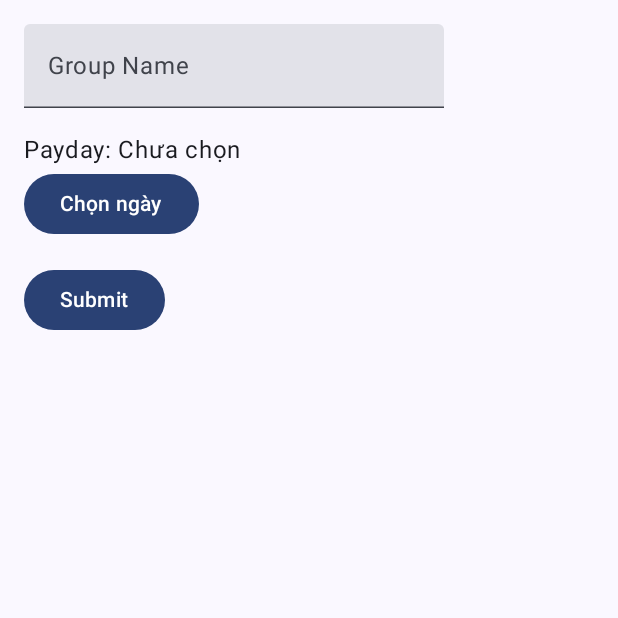
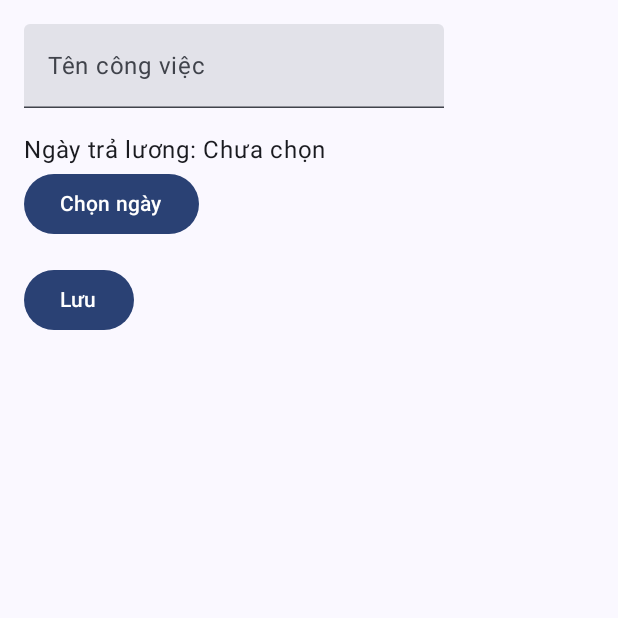
Before and after one commit to Doum4n/Timekeeping-jetpack-compose, an Android app built with Jetpack Compose: the GroupFormScreen screen opened through its navigation route, on a phone screen of 412 x 824 dp, the top half of it. Run offline under Robolectric (Android 15) with nearby library versions, the phone set to English and light mode, and no system bars; our stand-ins replace Dagger/Hilt's generated code, Firebase (no records; nobody signed in at launch, a user with empty details on screens opened directly).

Commit message:
Cập nhật toàn bộ thay đổi

```diff
--- a/app/build.gradle.kts
+++ b/app/build.gradle.kts
@@ -6,7 +6,7 @@ plugins {
     alias(libs.plugins.dagger.hilt)
 
     id("kotlin-kapt")
-    kotlin("kapt")
+
 }
 
 kapt {
@@ -53,6 +53,10 @@ hilt {
 }
 
 dependencies {
+
+    implementation(libs.androidx.material.icons.extended.v170)
+
+    implementation(libs.androidx.material.icons.extended)
 
     implementation(libs.androidx.core.ktx)
     implementation(libs.androidx.lifecycle.runtime.ktx)
--- a/app/src/main/AndroidManifest.xml
+++ b/app/src/main/AndroidManifest.xml
@@ -15,9 +15,9 @@
         android:allowBackup="true"
         android:dataExtractionRules="@xml/data_extraction_rules"
         android:fullBackupContent="@xml/backup_rules"
-        android:icon="@mipmap/ic_launcher"
+        android:icon="@mipmap/ic_launcher_self"
         android:label="@string/app_name"
-        android:roundIcon="@mipmap/ic_launcher_round"
+        android:roundIcon="@mipmap/ic_launcher_self_round"
         android:supportsRtl="true"
         android:theme="@style/Theme.Timekeeping"
         tools:targetApi="31"
--- a/app/src/main/java/com/example/timekeeping/MainScreen.kt
+++ b/app/src/main/java/com/example/timekeeping/MainScreen.kt
@@ -44,7 +44,7 @@ fun MainScreen() {
             // Hiển thị TopAppBar chỉ khi ở route "Home"
             if (currentRoute == Screen.Home.route) {
                 TopAppBar(
-                    title = { Text("App Title") },
+                    title = { Text("TimeKeeping") },
                     modifier = Modifier.fillMaxWidth()
                 )
             }
--- a/app/src/main/java/com/example/timekeeping/repositories/AuthRepo.kt
+++ b/app/src/main/java/com/example/timekeeping/repositories/AuthRepo.kt
@@ -7,6 +7,10 @@ import com.google.firebase.firestore.FirebaseFirestore
 import com.google.firebase.ktx.Firebase
 import kotlinx.coroutines.tasks.await
 import javax.inject.Inject
+import com.google.firebase.auth.FirebaseAuthInvalidCredentialsException
+import com.google.firebase.auth.FirebaseAuthUserCollisionException
+import com.google.firebase.auth.FirebaseAuthWeakPasswordException
+
 
 class AuthRepository @Inject constructor(
     private val auth: FirebaseAuth
--- a/app/src/main/java/com/example/timekeeping/ui/admin/employees/EmployeeInputForm.kt
+++ b/app/src/main/java/com/example/timekeeping/ui/admin/employees/EmployeeInputForm.kt
@@ -33,7 +33,7 @@ fun EmployeeInputForm(
     Scaffold(
         topBar = {
             TopAppBar(
-                title = { Text("Employee Form") },
+                title = { Text("Thêm nhân viên") },
                 navigationIcon = {
                     IconButton(onClick = onBackClick) {
                         Icon(Icons.AutoMirrored.Filled.ArrowBack, "Back")
@@ -79,7 +79,7 @@ fun EmployeeInputForm(
                         modifier = Modifier.fillMaxWidth()
                     ) {
                         Icon(Icons.Filled.Add, contentDescription = "Add Employee")
-                        Text("Add Employee")
+                        Text("Thêm nhân viên")
                     }
                 }
             }
--- a/app/src/main/java/com/example/timekeeping/ui/admin/groups/GroupFormScreen.kt
+++ b/app/src/main/java/com/example/timekeeping/ui/admin/groups/GroupFormScreen.kt
@@ -33,12 +33,12 @@ fun GroupFormScreen(
         TextField(
             value = nameState.value,
             onValueChange = { nameState.value = it },
-            label = { Text("Group Name") },
+            label = { Text("Tên công việc") },
             modifier = Modifier.padding(bottom = 16.dp)
         )
 
         // Hiển thị ngày đã chọn
-        Text("Payday: ${paydayState.value?.let { dateFormatter.format(it) } ?: "Chưa chọn"}")
+        Text("Ngày trả lương: ${paydayState.value?.let { dateFormatter.format(it) } ?: "Chưa chọn"}")
 
         Button(
             onClick = {
@@ -60,7 +60,7 @@ fun GroupFormScreen(
                 onSubmit(group)
             }
         ) {
-            Text("Submit")
+            Text("Lưu")
         }
     }
 }
--- a/app/src/main/java/com/example/timekeeping/ui/admin/groups/components/GroupDetailTopBar.kt
+++ b/app/src/main/java/com/example/timekeeping/ui/admin/groups/components/GroupDetailTopBar.kt
@@ -4,6 +4,7 @@ import androidx.compose.foundation.layout.Box
 import androidx.compose.foundation.layout.widthIn
 import androidx.compose.material.icons.Icons
 import androidx.compose.material.icons.automirrored.filled.ArrowBack
+import androidx.compose.material.icons.filled.CheckCircle
 import androidx.compose.material.icons.filled.ExitToApp
 import androidx.compose.material.icons.filled.MoreVert
 import androidx.compose.material.icons.filled.Settings
@@ -27,6 +28,7 @@ import androidx.compose.ui.tooling.preview.Preview
 import androidx.compose.ui.unit.dp
 import com.example.timekeeping.ui.admin.employees.components.SimpleDialogS
 
+
 @OptIn(ExperimentalMaterial3Api::class)
 @Composable
 fun GroupDetailTopBar(
@@ -38,7 +40,7 @@ fun GroupDetailTopBar(
     var showDialog = remember { mutableStateOf(false) }
 
     TopAppBar(
-        title = { Text("Quản lý nhóm") },
+        title = { Text("Quản lý công việc") },
         navigationIcon = {
             IconButton(onClick = onBackClick) {
                 Icon(Icons.AutoMirrored.Filled.ArrowBack, contentDescription = "Back")
@@ -73,7 +75,7 @@ fun GroupDetailTopBar(
                         onClick = {
                             showDialog.value = showDialog.value.not()
                         },
-                        leadingIcon = { Icon(Icons.Default.ExitToApp, null) }
+                        leadingIcon = { Icon(Icons.Default.CheckCircle, null) }
                     )
 
                     if (showDialog.value){
--- a/app/src/main/java/com/example/timekeeping/ui/admin/groups/components/IconButtonWithLabel.kt
+++ b/app/src/main/java/com/example/timekeeping/ui/admin/groups/components/IconButtonWithLabel.kt
@@ -54,7 +54,7 @@ fun IconButtonWithLabelPreview() {
     IconButtonWithLabel(
         onClick = { /*TODO*/ },
         icon = Icons.Filled.Home,
-        label = "Home",
+        label = "Trang chủ",
         modifier = Modifier
     )
 }
--- a/app/src/main/java/com/example/timekeeping/ui/home/components/GroupItem.kt
+++ b/app/src/main/java/com/example/timekeeping/ui/home/components/GroupItem.kt
@@ -34,7 +34,7 @@ fun GroupItem(group: Group, onClick: () -> Unit, onCheckInClick: () -> Unit = {}
             Spacer(modifier = Modifier.height(4.dp))
 
             Text(
-                text = "? thành viên",
+                text = "2 thành viên",
                 style = MaterialTheme.typography.bodyMedium
             )
 
--- a/app/src/main/java/com/example/timekeeping/ui/home/components/HomeTopAppBar.kt
+++ b/app/src/main/java/com/example/timekeeping/ui/home/components/HomeTopAppBar.kt
@@ -59,15 +59,15 @@ fun HomeFloatingActionButton(navController: NavController) {
                     expanded = false
                     navController.navigate("groupForm")
                 },
-                leadingIcon = { Icon(Icons.Default.Warning, null) }
+                leadingIcon = { Icon(Icons.Default.Add, contentDescription = null) }
             )
             DropdownMenuItem(
-                text = { Text("Thêm tham gia nhóm") },
+                text = { Text("Tham gia nhóm") },
                 onClick = {
                     expanded = false
                     navController.navigate(Screen.RequestJoinGroup.route)
                 },
-                leadingIcon = { Icon(Icons.Default.Warning, null) }
+                leadingIcon = { Icon(Icons.Default.Add, contentDescription = null) }
             )
         }
     }
```
Also changed, not shown: app/src/main/java/com/example/timekeeping/ui/admin/groups/components/GroupDetalButtonGrid.kt (+18 -9 lines), gradle/libs.versions.toml (+7 -0 lines), app/src/main/java/com/example/timekeeping/ui/home/HomeScreen.kt (indentation only).
